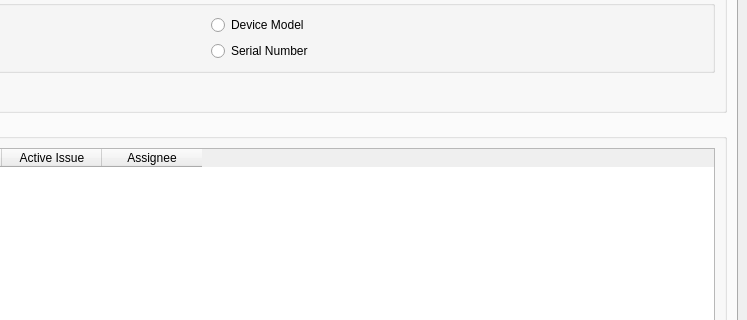
Old version of the form net_mainwindow.ui in the repository lachbr/lhs-cat-tablet-inventory; both pictures show x 331 to 1078 and y 145 to 465 of the 1078 by 798 pixel window.
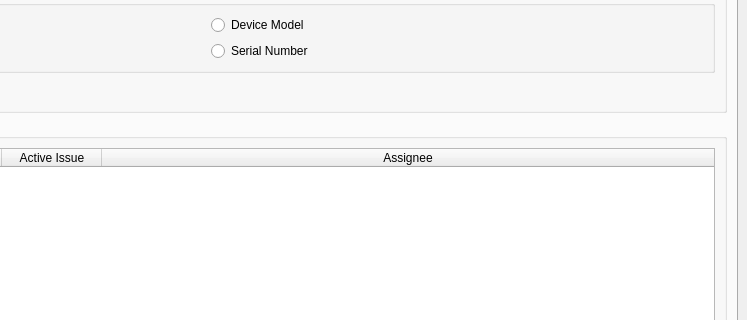
New version of the form.

Diff of the .ui file:
```diff
--- a/net_mainwindow.ui
+++ b/net_mainwindow.ui
@@ -119,6 +119,12 @@
              <property name="columnCount">
               <number>5</number>
              </property>
+             <attribute name="horizontalHeaderCascadingSectionResizes">
+              <bool>false</bool>
+             </attribute>
+             <attribute name="horizontalHeaderStretchLastSection">
+              <bool>true</bool>
+             </attribute>
              <column>
               <property name="text">
                <string>PCSB Tag</string>
```
Left out of the diff: 3 changed lines with no effect on the pictures.
